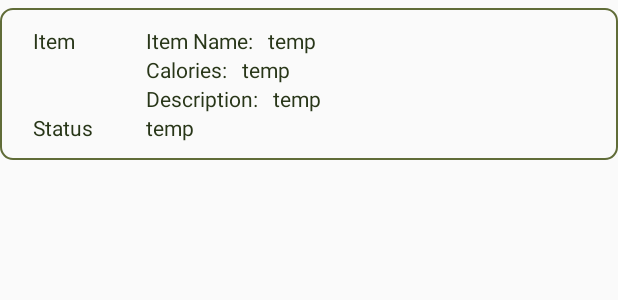
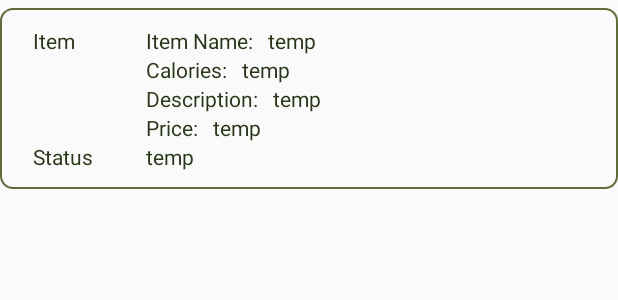
Before and after one commit to Raymond123/Mealer-App, an Android app: the layout order_item_view.xml on its own in the app's theme, with its tools: preview values and no code run, on a phone screen of 412 x 824 dp. Shown: the top 300 px of the screen. Run offline under Robolectric (Android 15) with nearby library versions, the phone set to English and light mode, and no system bars.

Commit message:
fixed onDestory method, added price to order.

```diff
--- a/app/src/main/java/com/mealer/ui/ui/account/AccountPageFragment.java
+++ b/app/src/main/java/com/mealer/ui/ui/account/AccountPageFragment.java
@@ -87,6 +87,7 @@ public class AccountPageFragment extends Fragment {
         if(currentFirebaseUser!=null){
             mAuth.signOut();
         }
+        setArguments(null);
         startActivity(new Intent(this.getContext(), LoginPage.class));
     }
 }
--- a/app/src/main/java/com/mealer/ui/ui/menu/MenuEditItemFragment.java
+++ b/app/src/main/java/com/mealer/ui/ui/menu/MenuEditItemFragment.java
@@ -122,6 +122,12 @@ public class MenuEditItemFragment extends Fragment {
         return root;
     }
 
+    @Override
+    public void onDestroy() {
+        super.onDestroy();
+        binding = null;
+    }
+
     /**
      * gets the mListener object from the fragments context in order to be able to return to
      * previous fragment and get the complaint info passed to this fragment
--- a/app/src/main/java/com/mealer/ui/ui/menu/MenuNewFragment.java
+++ b/app/src/main/java/com/mealer/ui/ui/menu/MenuNewFragment.java
@@ -131,6 +131,12 @@ public class MenuNewFragment extends Fragment {
         return root;
     }
 
+    @Override
+    public void onDestroy() {
+        super.onDestroy();
+        binding = null;
+    }
+
     /**
      * gets the mListener object from the fragments context in order to be able to return to
      * previous fragment and get the complaint info passed to this fragment
--- a/app/src/main/java/com/mealer/ui/ui/notifications/OrderAdapter.java
+++ b/app/src/main/java/com/mealer/ui/ui/notifications/OrderAdapter.java
@@ -43,6 +43,7 @@ public class OrderAdapter extends RecyclerView.Adapter<OrderViewHolder> {
 
         holder.name.setText(item.getItemName());
         holder.description.setText(item.getItemDescription());
+        holder.price.setText(String.valueOf(item.getPrice()));
         holder.calories.setText(item.getCalories());
         holder.status.setText(orderList.get(position).getOrderStatus());
     }
--- a/app/src/main/java/com/mealer/ui/ui/notifications/OrderViewHolder.java
+++ b/app/src/main/java/com/mealer/ui/ui/notifications/OrderViewHolder.java
@@ -14,6 +14,7 @@ public class OrderViewHolder extends RecyclerView.ViewHolder {
     protected TextView name;
     protected TextView calories;
     protected TextView description;
+    protected TextView price;
     protected TextView status;
     protected View layout;
 
@@ -22,6 +23,7 @@ public class OrderViewHolder extends RecyclerView.ViewHolder {
         name = itemView.findViewById(R.id.itemName);
         calories = itemView.findViewById(R.id.itemCalories);
         description = itemView.findViewById(R.id.itemDescription);
+        price = itemView.findViewById(R.id.itemPriceDescription);
         status = itemView.findViewById(R.id.itemStatus);
         layout = itemView.findViewById(R.id.orderLayout);
     }
--- a/app/src/main/res/layout/order_item_view.xml
+++ b/app/src/main/res/layout/order_item_view.xml
@@ -99,6 +99,28 @@
                         android:text="@string/temp" />
                 </LinearLayout>
 
+                <LinearLayout
+                    android:layout_width="match_parent"
+                    android:layout_height="wrap_content"
+                    android:orientation="horizontal">
+
+                    <TextView
+                        android:id="@+id/itemPriceTitle"
+                        android:layout_width="wrap_content"
+                        android:layout_height="wrap_content"
+                        android:text="@string/price_item"
+                        android:paddingStart="0dp"
+                        android:paddingEnd="10dp"
+                        android:textColor="@color/darkGreen" />
+
+                    <TextView
+                        android:id="@+id/itemPriceDescription"
+                        android:layout_width="wrap_content"
+                        android:layout_height="wrap_content"
+                        android:text="@string/temp"
+                        android:textColor="@color/darkGreen" />
+                </LinearLayout>
+
             </LinearLayout>
         </LinearLayout>
 
```
Also changed, not shown: app/src/main/java/com/mealer/ui/ui/notifications/OrderDetailsFragment.java (+7 -1 lines).
